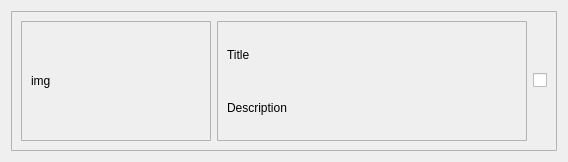
Before: the Qt Designer form views/article_mgmt_card.ui in bhhoang/newspaper-project, drawn with Qt 5.
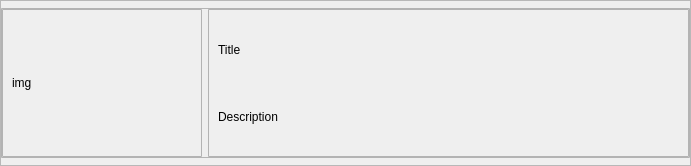
After: the same form once the commit is applied.

Patch:
```diff
--- a/views/article_mgmt_card.ui
+++ b/views/article_mgmt_card.ui
@@ -6,14 +6,44 @@
    <rect>
     <x>0</x>
     <y>0</y>
-    <width>563</width>
-    <height>161</height>
+    <width>691</width>
+    <height>166</height>
    </rect>
   </property>
+  <property name="minimumSize">
+   <size>
+    <width>0</width>
+    <height>140</height>
+   </size>
+  </property>
+  <property name="maximumSize">
+   <size>
+    <width>16777215</width>
+    <height>166</height>
+   </size>
+  </property>
   <property name="windowTitle">
    <string>Frame</string>
   </property>
+  <property name="frameShape">
+   <enum>QFrame::StyledPanel</enum>
+  </property>
+  <property name="frameShadow">
+   <enum>QFrame::Raised</enum>
+  </property>
   <layout class="QVBoxLayout" name="verticalLayout">
+   <property name="leftMargin">
+    <number>0</number>
+   </property>
+   <property name="topMargin">
+    <number>0</number>
+   </property>
+   <property name="rightMargin">
+    <number>0</number>
+   </property>
+   <property name="bottomMargin">
+    <number>0</number>
+   </property>
    <item>
     <widget class="QFrame" name="article">
      <property name="minimumSize">
@@ -43,6 +73,18 @@
       <enum>QFrame::Raised</enum>
      </property>
      <layout class="QHBoxLayout" name="horizontalLayout_3">
+      <property name="leftMargin">
+       <number>0</number>
+      </property>
+      <property name="topMargin">
+       <number>0</number>
+      </property>
+      <property name="rightMargin">
+       <number>0</number>
+      </property>
+      <property name="bottomMargin">
+       <number>0</number>
+      </property>
       <item>
        <widget class="QFrame" name="image_display">
         <property name="minimumSize">
@@ -93,18 +135,6 @@
       </item>
       <item>
        <widget class="QFrame" name="title_description_display">
-        <property name="minimumSize">
-         <size>
-          <width>310</width>
-          <height>0</height>
-         </size>
-        </property>
-        <property name="maximumSize">
-         <size>
-          <width>320</width>
-          <height>16777215</height>
-         </size>
-        </property>
         <property name="styleSheet">
          <string notr="true">QLabel{
 border: none
@@ -137,28 +167,6 @@
         </layout>
        </widget>
       </item>
-      <item alignment="Qt::AlignRight|Qt::AlignVCenter">
-       <widget class="QCheckBox" name="choosing_checkbox">
-        <property name="minimumSize">
-         <size>
-          <width>0</width>
-          <height>0</height>
-         </size>
-        </property>
-        <property name="maximumSize">
-         <size>
-          <width>30</width>
-          <height>16777215</height>
-         </size>
-        </property>
-        <property name="cursor">
-         <cursorShape>PointingHandCursor</cursorShape>
-        </property>
-        <property name="text">
-         <string/>
-        </property>
-       </widget>
-      </item>
      </layout>
     </widget>
    </item>
```
Left out of the diff: 4 changed lines with no effect on the pictures.
